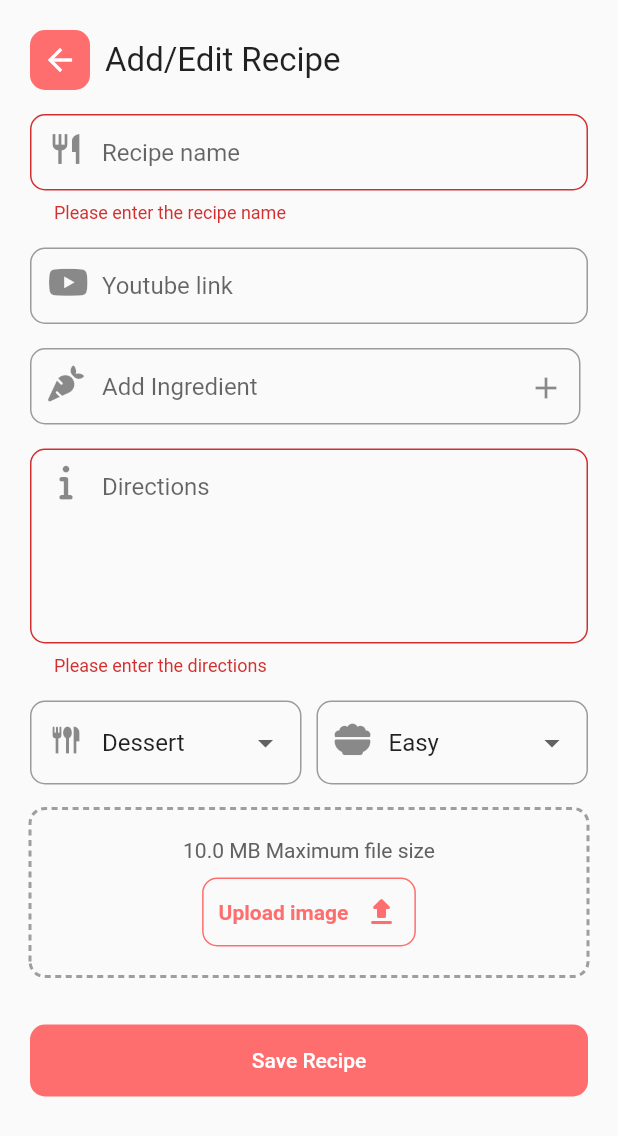
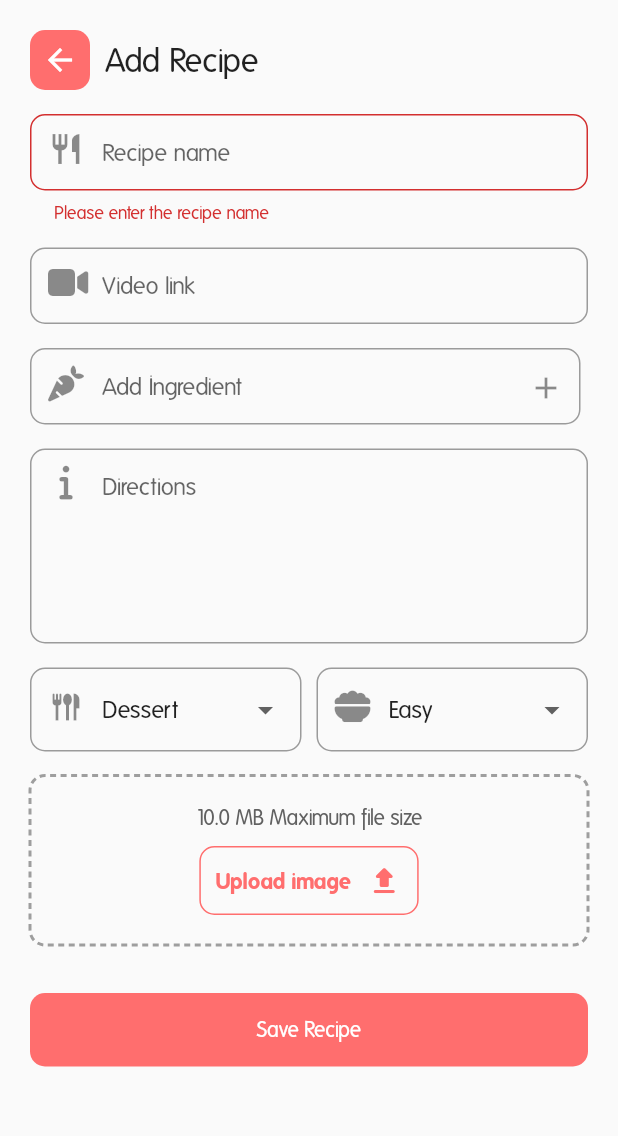
Before and after one commit to benouarAbdou/Recipes_app_flutter, a Flutter app: the AddRecipePage screen opened directly, after a tap on "Save Recipe", on a phone screen of 412 x 824 dp. Shown: the top 1136 px of the screen. Run offline on Flutter 3.47's test engine with Material 3 defaults, Android fonts, the phone set to English and light mode, and no system bars; drawn by our look-alikes of dotted_border; our stand-ins replace font_awesome_flutter, image_picker, sqflite, syncfusion_flutter_sliders; accounts and stored records are empty.

Commit message:
ui update

```diff
--- a/lib/pages/addRecipe.dart
+++ b/lib/pages/addRecipe.dart
@@ -115,7 +115,7 @@ class _AddRecipePageState extends State<AddRecipePage> {
         _imagePath = '';
       });
 
-      Navigator.pop(context);
+      Navigator.pop(context, 1);
     }
   }
 
@@ -180,9 +180,9 @@ class _AddRecipePageState extends State<AddRecipePage> {
                         ),
                       ),
                       const SizedBox(width: 10),
-                      const Text(
-                        "Add/Edit Recipe",
-                        style: TextStyle(
+                      Text(
+                        widget.id != null ? "Edit Recipe" : "Add Recipe",
+                        style: const TextStyle(
                             fontSize: 22, fontWeight: FontWeight.w400),
                       ),
                     ],
@@ -200,8 +200,7 @@ class _AddRecipePageState extends State<AddRecipePage> {
                   ),
                   const SizedBox(height: 16),
                   TextFormField(
-                    decoration:
-                        InputDeco("Youtube link", FontAwesomeIcons.youtube),
+                    decoration: InputDeco("Video link", FontAwesomeIcons.video),
                     controller: _youtubeLinkController,
                   ),
                   const SizedBox(height: 16),
@@ -266,12 +265,6 @@ class _AddRecipePageState extends State<AddRecipePage> {
                     controller: _directionsController,
                     decoration:
                         InputDeco("Directions", FontAwesomeIcons.info, 5),
-                    validator: (value) {
-                      if (value == null || value.isEmpty) {
-                        return 'Please enter the directions';
-                      }
-                      return null;
-                    },
                   ),
                   const SizedBox(height: 16),
                   Row(
@@ -322,7 +315,7 @@ class _AddRecipePageState extends State<AddRecipePage> {
                     dashPattern: const [4, 3],
                     color: Colors.grey,
                     strokeWidth: 2,
-                    child: checker < 5
+                    child: checker < 5 && !isImageSet
                         ? Center(
                             child: Column(
                               children: [
```
Also changed, not shown: lib/main.dart (+38 -9 lines), lib/pages/viewRecipe.dart (+38 -6 lines), pubspec.yaml (+7 -6 lines), assets/Folks-Bold.ttf (added), assets/Folks-Heavy.ttf (added), assets/Folks-Light.ttf (added), assets/Folks-Normal.ttf (added).
